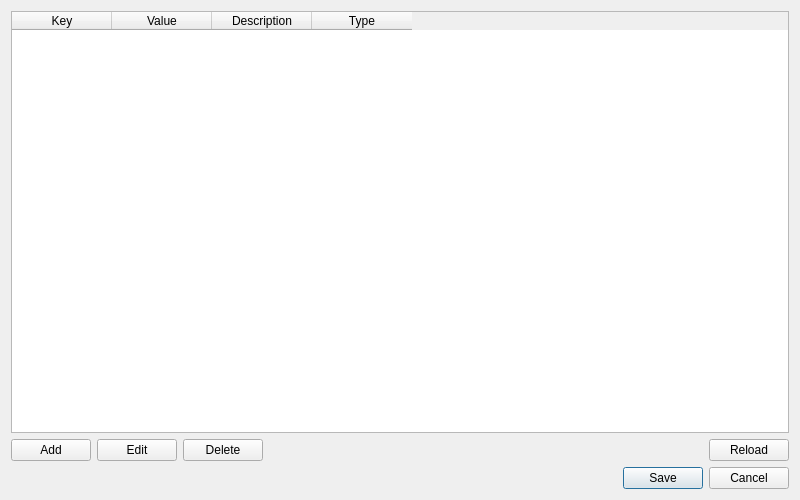
4114qq/jxs_teacherMgrSys, file Plugins/ConfigUIPlugin/configwidget.ui: the form before one commit.
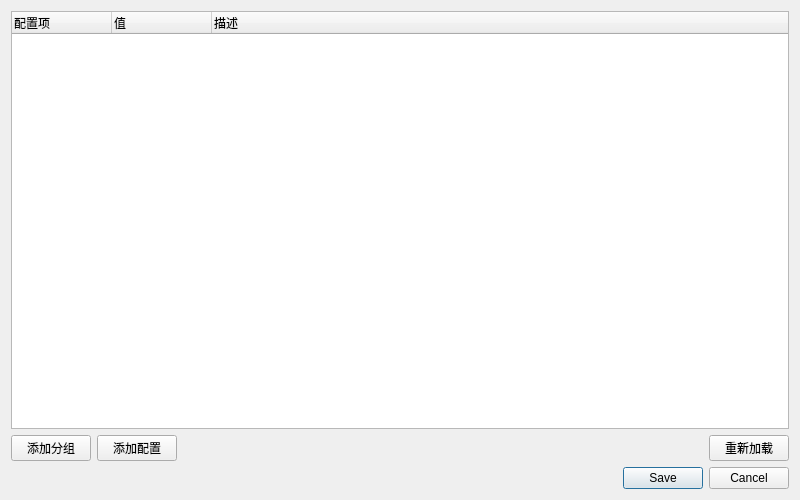
The form after the commit. Icons and pictures are not drawn.

The edit to the form file:
```diff
--- a/Plugins/ConfigUIPlugin/configwidget.ui
+++ b/Plugins/ConfigUIPlugin/configwidget.ui
@@ -15,7 +15,7 @@
   </property>
   <layout class="QVBoxLayout" name="verticalLayout">
    <item>
-    <widget class="QTableWidget" name="tableWidget">
+    <widget class="QTreeWidget" name="treeWidget">
      <property name="alternatingRowColors">
       <bool>true</bool>
      </property>
@@ -25,12 +25,12 @@
      <property name="selectionBehavior">
       <enum>QAbstractItemView::SelectRows</enum>
      </property>
-     <property name="columnCount">
-      <number>4</number>
+     <property name="headerHidden">
+      <bool>false</bool>
      </property>
      <column>
       <property name="text">
-       <string>Key</string>
+       <string notr="true">配置项</string>
       </property>
       <property name="width">
        <number>180</number>
@@ -38,7 +38,7 @@
      </column>
      <column>
       <property name="text">
-       <string>Value</string>
+       <string notr="true">值</string>
       </property>
       <property name="width">
        <number>150</number>
@@ -46,20 +46,12 @@
      </column>
      <column>
       <property name="text">
-       <string>Description</string>
+       <string notr="true">描述</string>
       </property>
       <property name="width">
        <number>250</number>
       </property>
      </column>
-     <column>
-      <property name="text">
-       <string>Type</string>
-      </property>
-      <property name="width">
-       <number>80</number>
-      </property>
-     </column>
     </widget>
    </item>
    <item>
@@ -67,7 +59,7 @@
      <item>
       <widget class="QPushButton" name="btnAdd">
        <property name="text">
-        <string>Add</string>
+        <string notr="true">添加分组</string>
        </property>
        <property name="icon">
         <iconset resource="../../Resources/resources.qrc">
@@ -78,14 +70,7 @@
      <item>
       <widget class="QPushButton" name="btnEdit">
        <property name="text">
-        <string>Edit</string>
-       </property>
-      </widget>
-     </item>
-     <item>
-      <widget class="QPushButton" name="btnDelete">
-       <property name="text">
-        <string>Delete</string>
+        <string notr="true">添加配置</string>
        </property>
       </widget>
      </item>
@@ -105,7 +90,7 @@
      <item>
       <widget class="QPushButton" name="btnReload">
        <property name="text">
-        <string>Reload</string>
+        <string notr="true">重新加载</string>
        </property>
       </widget>
      </item>
```
Left out of the diff: 22 changed lines with no effect on the pictures.
